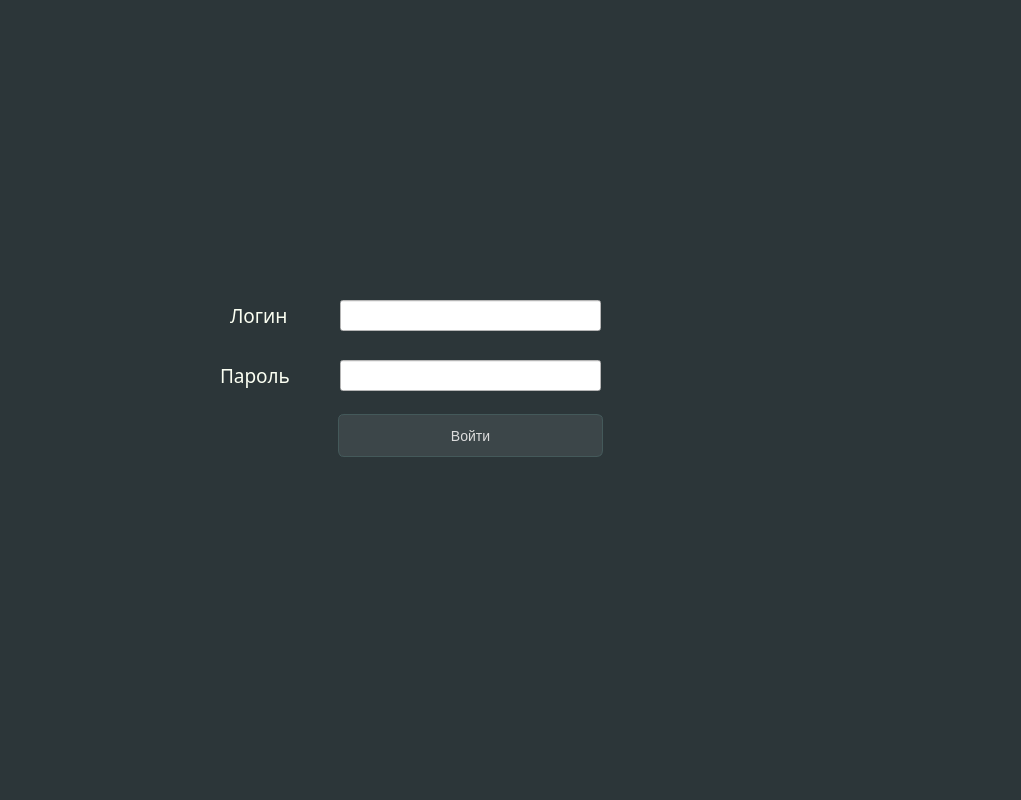
This is diplom/1.ui in myhicursed/projects as Qt 5 draws it before an edit. The edited form follows.
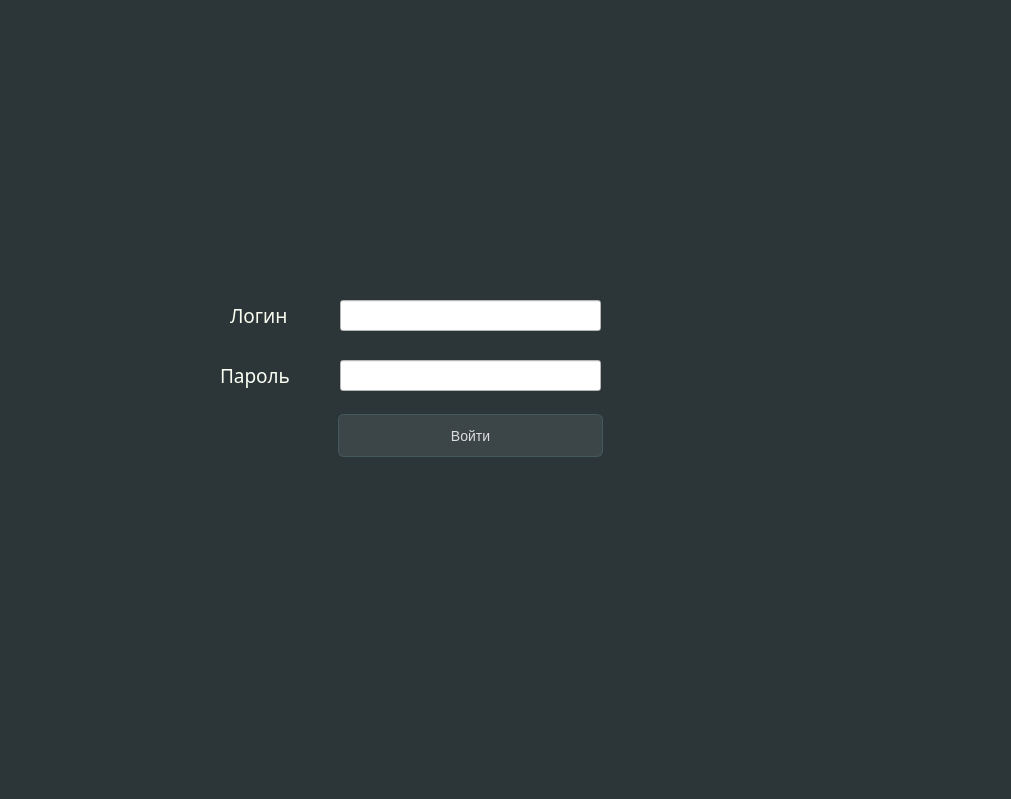
This is the edited form.

Patch:
```diff
--- a/diplom/1.ui
+++ b/diplom/1.ui
@@ -9,8 +9,8 @@
    <rect>
     <x>0</x>
     <y>0</y>
-    <width>1021</width>
-    <height>800</height>
+    <width>1011</width>
+    <height>799</height>
    </rect>
   </property>
   <property name="windowTitle">
@@ -389,7 +389,7 @@
      <rect>
       <x>0</x>
       <y>0</y>
-      <width>1021</width>
+      <width>1011</width>
       <height>801</height>
      </rect>
     </property>
@@ -971,8 +971,8 @@
      <rect>
       <x>130</x>
       <y>80</y>
-      <width>891</width>
-      <height>711</height>
+      <width>881</width>
+      <height>721</height>
      </rect>
     </property>
     <widget class="QLabel" name="label_8">
@@ -1032,19 +1032,6 @@
       <string>В ремонте:</string>
      </property>
     </widget>
-    <widget class="Line" name="line_7">
-     <property name="geometry">
-      <rect>
-       <x>270</x>
-       <y>0</y>
-       <width>21</width>
-       <height>711</height>
-      </rect>
-     </property>
-     <property name="orientation">
-      <enum>Qt::Vertical</enum>
-     </property>
-    </widget>
     <widget class="Line" name="line_8">
      <property name="geometry">
       <rect>
@@ -1061,8 +1048,8 @@
     <widget class="QLabel" name="label_17">
      <property name="geometry">
       <rect>
-       <x>110</x>
-       <y>270</y>
+       <x>540</x>
+       <y>0</y>
        <width>121</width>
        <height>31</height>
       </rect>
@@ -1079,126 +1066,23 @@
       <string>Поиск</string>
      </property>
     </widget>
-    <widget class="QLabel" name="label_18">
-     <property name="geometry">
-      <rect>
-       <x>20</x>
-       <y>300</y>
-       <width>91</width>
-       <height>51</height>
-      </rect>
-     </property>
-     <property name="font">
-      <font>
-       <family>Sitka Small</family>
-       <pointsize>12</pointsize>
-      </font>
-     </property>
-     <property name="text">
-      <string>VIN</string>
-     </property>
-    </widget>
-    <widget class="QLineEdit" name="lineEdit_vin_find">
-     <property name="geometry">
-      <rect>
-       <x>80</x>
-       <y>320</y>
-       <width>181</width>
-       <height>20</height>
-      </rect>
-     </property>
-    </widget>
-    <widget class="QPushButton" name="pushButton_7">
-     <property name="geometry">
-      <rect>
-       <x>100</x>
-       <y>350</y>
-       <width>141</width>
-       <height>41</height>
-      </rect>
-     </property>
-     <property name="styleSheet">
-      <string notr="true">QPushButton {
-    background-color: rgb(60, 70, 73);
-    color: rgb(220, 220, 220);
-    border: 1px solid rgb(68, 89, 90);
-    border-radius: 3px;
-    padding: 8px 12px;
-    margin: 4px 8px;
-    font-size: 14px;
-    text-align: left;
-}
-
-QPushButton:hover {
-    background-color: rgb(68, 89, 90);
-    color: rgb(246, 242, 235);
-}
-
-QPushButton:pressed {
-    background-color: rgb(52, 72, 74);
-    border: 1px solid rgb(50, 65, 66);
-}
-
-</string>
-     </property>
-     <property name="text">
-      <string>Найти</string>
-     </property>
-    </widget>
     <widget class="QTableWidget" name="tableWidget">
      <property name="geometry">
       <rect>
-       <x>280</x>
+       <x>20</x>
        <y>300</y>
-       <width>581</width>
-       <height>401</height>
+       <width>691</width>
+       <height>391</height>
       </rect>
      </property>
      <property name="styleSheet">
       <string notr="true">background-color: rgb(220, 220, 220);</string>
      </property>
     </widget>
-    <widget class="QPushButton" name="pushButton_15">
-     <property name="geometry">
-      <rect>
-       <x>100</x>
-       <y>400</y>
-       <width>141</width>
-       <height>41</height>
-      </rect>
-     </property>
-     <property name="styleSheet">
-      <string notr="true">QPushButton {
-    background-color: rgb(60, 70, 73);
-    color: rgb(220, 220, 220);
-    border: 1px solid rgb(68, 89, 90);
-    border-radius: 3px;
-    padding: 8px 12px;
-    margin: 4px 8px;
-    font-size: 14px;
-    text-align: left;
-}
-
-QPushButton:hover {
-    background-color: rgb(68, 89, 90);
-    color: rgb(246, 242, 235);
-}
-
-QPushButton:pressed {
-    background-color: rgb(52, 72, 74);
-    border: 1px solid rgb(50, 65, 66);
-}
-
-</string>
-     </property>
-     <property name="text">
-      <string>Показать все</string>
-     </property>
-    </widget>
     <widget class="QLabel" name="label_33">
      <property name="geometry">
       <rect>
-       <x>360</x>
+       <x>160</x>
        <y>260</y>
        <width>441</width>
        <height>31</height>
@@ -1219,9 +1103,9 @@
     <widget class="QPushButton" name="pushButton_8">
      <property name="geometry">
       <rect>
-       <x>60</x>
-       <y>610</y>
-       <width>211</width>
+       <x>720</x>
+       <y>300</y>
+       <width>161</width>
        <height>41</height>
       </rect>
      </property>
@@ -1290,32 +1174,160 @@
       <string>Добавить автобус</string>
      </property>
     </widget>
+    <widget class="Line" name="line_7">
+     <property name="geometry">
+      <rect>
+       <x>290</x>
+       <y>10</y>
+       <width>20</width>
+       <height>241</height>
+      </rect>
+     </property>
+     <property name="orientation">
+      <enum>Qt::Vertical</enum>
+     </property>
+    </widget>
+    <widget class="Line" name="line_18">
+     <property name="geometry">
+      <rect>
+       <x>710</x>
+       <y>260</y>
+       <width>20</width>
+       <height>441</height>
+      </rect>
+     </property>
+     <property name="orientation">
+      <enum>Qt::Vertical</enum>
+     </property>
+    </widget>
+    <widget class="QWidget" name="layoutWidget">
+     <property name="geometry">
+      <rect>
+       <x>380</x>
+       <y>60</y>
+       <width>351</width>
+       <height>71</height>
+      </rect>
+     </property>
+     <layout class="QGridLayout" name="gridLayout">
+      <item row="0" column="0">
+       <widget class="QLabel" name="label_18">
+        <property name="font">
+         <font>
+          <family>Sitka Small</family>
+          <pointsize>12</pointsize>
+         </font>
+        </property>
+        <property name="text">
+         <string>VIN</string>
+        </property>
+       </widget>
+      </item>
+      <item row="0" column="1">
+       <widget class="QLineEdit" name="lineEdit_vin_find"/>
+      </item>
+     </layout>
+    </widget>
+    <widget class="QWidget" name="layoutWidget">
+     <property name="geometry">
+      <rect>
+       <x>380</x>
+       <y>120</y>
+       <width>361</width>
+       <height>94</height>
+      </rect>
+     </property>
+     <layout class="QGridLayout" name="gridLayout_2">
+      <item row="0" column="0">
+       <widget class="QPushButton" name="pushButton_7">
+        <property name="styleSheet">
+         <string notr="true">QPushButton {
+    background-color: rgb(60, 70, 73);
+    color: rgb(220, 220, 220);
+    border: 1px solid rgb(68, 89, 90);
+    border-radius: 3px;
+    padding: 8px 12px;
+    margin: 4px 8px;
+    font-size: 14px;
+    text-align: left;
+}
+
+QPushButton:hover {
+    background-color: rgb(68, 89, 90);
+    color: rgb(246, 242, 235);
+}
+
+QPushButton:pressed {
+    background-color: rgb(52, 72, 74);
+    border: 1px solid rgb(50, 65, 66);
+}
+
+</string>
+        </property>
+        <property name="text">
+         <string>Найти</string>
+        </property>
+       </widget>
+      </item>
+      <item row="0" column="1">
+       <widget class="QPushButton" name="pushButton_15">
+        <property name="styleSheet">
+         <string notr="true">QPushButton {
+    background-color: rgb(60, 70, 73);
+    color: rgb(220, 220, 220);
+    border: 1px solid rgb(68, 89, 90);
+    border-radius: 3px;
+    padding: 8px 12px;
+    margin: 4px 8px;
+    font-size: 14px;
+    text-align: left;
+}
+
+QPushButton:hover {
+    background-color: rgb(68, 89, 90);
+    color: rgb(246, 242, 235);
+}
+
+QPushButton:pressed {
+    background-color: rgb(52, 72, 74);
+    border: 1px solid rgb(50, 65, 66);
+}
+
+</string>
+        </property>
+        <property name="text">
+         <string>Показать все</string>
+        </property>
+       </widget>
+      </item>
+     </layout>
+    </widget>
    </widget>
    <widget class="QWidget" name="widget_5" native="true">
     <property name="geometry">
      <rect>
       <x>130</x>
       <y>80</y>
-      <width>891</width>
+      <width>881</width>
       <height>721</height>
      </rect>
     </property>
     <widget class="QWidget" name="widget_6" native="true">
      <property name="geometry">
       <rect>
-       <x>30</x>
-       <y>200</y>
-       <width>251</width>
-       <height>221</height>
+       <x>20</x>
+       <y>90</y>
+       <width>391</width>
+       <height>411</height>
       </rect>
      </property>
     </widget>
     <widget class="QLabel" name="label_28">
      <property name="geometry">
       <rect>
-       <x>350</x>
+       <x>370</x>
        <y>20</y>
-       <width>181</width>
+       <width>141</width>
        <height>31</height>
       </rect>
      </property>
@@ -1336,9 +1348,9 @@
     <property name="geometry">
      <rect>
       <x>130</x>
-      <y>79</y>
-      <width>891</width>
-      <height>711</height>
+      <y>80</y>
+      <width>881</width>
+      <height>721</height>
      </rect>
     </property>
     <widget class="QLabel" name="label_27">
@@ -1413,10 +1425,10 @@
    <widget class="QWidget" name="widget_8" native="true">
     <property name="geometry">
      <rect>
-      <x>185</x>
-      <y>270</y>
+      <x>220</x>
+      <y>260</y>
       <width>681</width>
-      <height>251</height>
+      <height>261</height>
      </rect>
     </property>
     <property name="styleSheet">
@@ -1629,7 +1641,7 @@
    <widget class="QWidget" name="widget_9" native="true">
     <property name="geometry">
      <rect>
-      <x>185</x>
+      <x>220</x>
       <y>230</y>
       <width>681</width>
       <height>331</height>
@@ -2012,9 +2024,9 @@
    <widget class="QLabel" name="label_34">
     <property name="geometry">
      <rect>
-      <x>260</x>
+      <x>230</x>
       <y>180</y>
-      <width>181</width>
+      <width>241</width>
       <height>41</height>
      </rect>
     </property>
@@ -2028,16 +2040,16 @@
     font-size: 24px;</string>
     </property>
     <property name="text">
-     <string>Система связи</string>
+     <string>Связь с водителем</string>
     </property>
    </widget>
    <widget class="QLabel" name="label_35">
     <property name="geometry">
      <rect>
-      <x>250</x>
-      <y>390</y>
-      <width>201</width>
-      <height>41</height>
+      <x>150</x>
+      <y>280</y>
+      <width>221</width>
+      <height>24</height>
      </rect>
     </property>
     <property name="font">
@@ -2050,26 +2062,26 @@
     font-size: 20px;</string>
     </property>
     <property name="text">
-     <string>Создать объявление </string>
+     <string>Отправить сообщение</string>
     </property>
    </widget>
    <widget class="QLineEdit" name="lineEdit_4">
     <property name="geometry">
      <rect>
-      <x>250</x>
-      <y>450</y>
-      <width>191</width>
-      <height>21</height>
+      <x>140</x>
+      <y>330</y>
+      <width>251</width>
+      <height>20</height>
      </rect>
     </property>
    </widget>
    <widget class="QPushButton" name="pushButton_10">
     <property name="geometry">
      <rect>
-      <x>290</x>
-      <y>490</y>
-      <width>121</width>
-      <height>41</height>
+      <x>210</x>
+      <y>380</y>
+      <width>113</width>
+      <height>43</height>
      </rect>
     </property>
     <property name="styleSheet">
```
Left out of the diff: 166 changed lines with no effect on the pictures.
